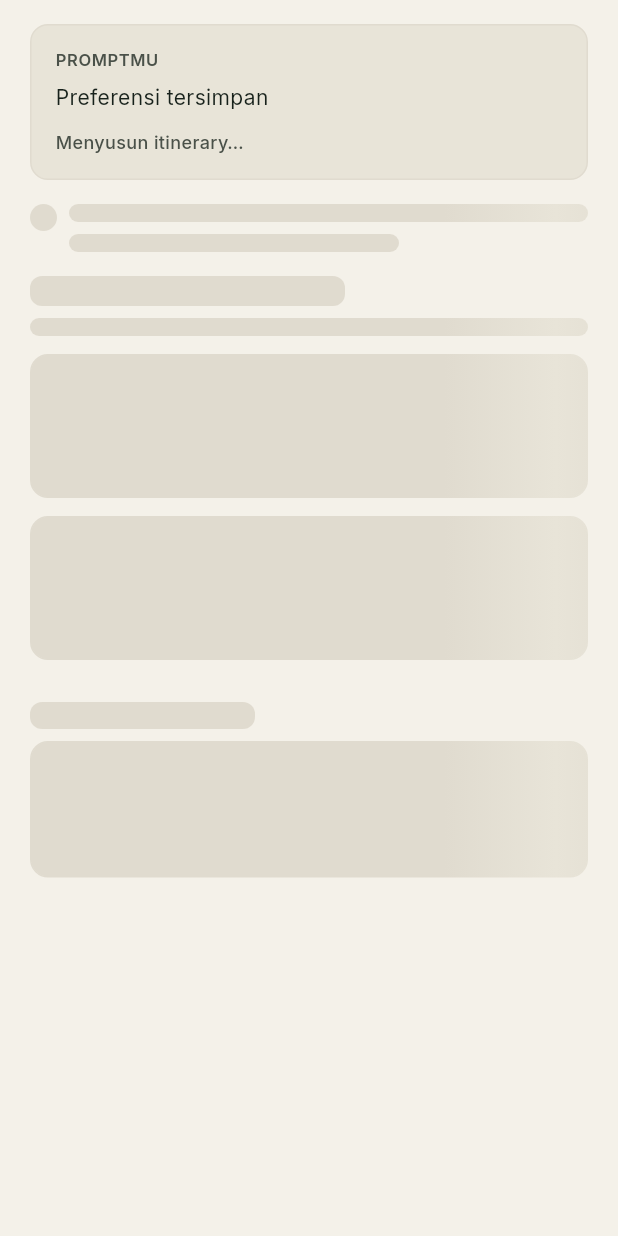
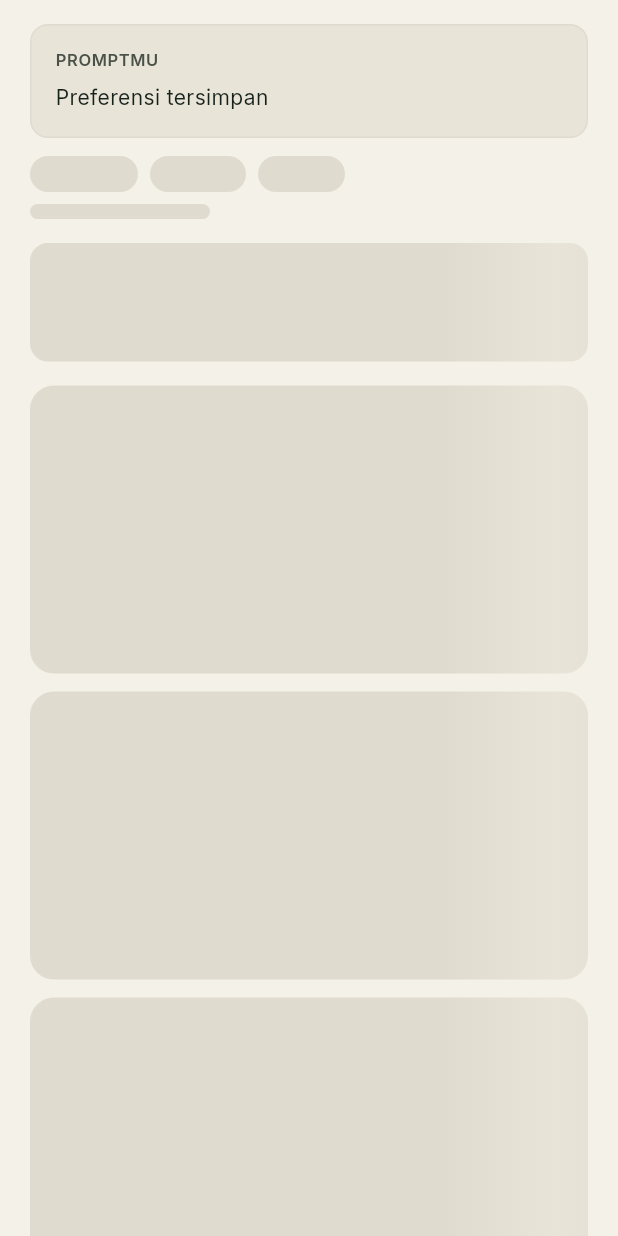
Before and after one commit to fauziahmadzaki/dolenae.id, a Flutter app: the AiResultsSkeleton widget shown alone on an empty page, opened directly, on a phone screen of 412 x 824 dp. Run offline on Flutter 3.47's test engine with Material 3 defaults, Android fonts, the phone set to English and light mode, and no system bars; our stand-ins replace drift, flutter_map, flutter_secure_storage, go_router, google_fonts, google_sign_in and 2 more; accounts and stored records are empty; generated files the repository leaves out were written again; network calls fail.

Commit message:
feat(mobile): align AI results with card-first Figma layout
Move prompt chips and engine label outside the prompt card, add the Ringkasan AI card, hide itinerary/briefing from this screen, and match the recommendation card header/badge treatment.

```diff
--- a/apps/mobile/lib/src/features/ai/domain/entities/ai_recommendation.dart
+++ b/apps/mobile/lib/src/features/ai/domain/entities/ai_recommendation.dart
@@ -127,8 +127,8 @@ class AiResult {
       'offline' => 'Mode offline',
       _ => 'Rule-based',
     };
-    final count = itinerary?.days.length ?? items.length;
-    return '$label · $count ${itinerary != null ? 'hari' : 'destinasi'}';
+    final count = items.isNotEmpty ? items.length : itinerary?.days.length ?? 0;
+    return '$label · $count ${items.isNotEmpty ? 'destinasi' : 'hari'}';
   }
 
   bool get isEmpty => items.isEmpty;
--- a/apps/mobile/lib/src/features/ai/presentation/widgets/ai_results_skeleton.dart
+++ b/apps/mobile/lib/src/features/ai/presentation/widgets/ai_results_skeleton.dart
@@ -6,7 +6,7 @@ import 'package:dolenae_mobile/src/app/theme/app_spacing.dart';
 import 'package:dolenae_mobile/src/app/theme/app_text_styles.dart';
 import 'package:dolenae_mobile/src/features/ai/domain/entities/ai_recommendation.dart';
 
-/// Animated placeholder that mirrors the AI result layout while it loads.
+/// Animated placeholder that mirrors the AI result card layout while loading.
 class AiResultsSkeleton extends StatefulWidget {
   const AiResultsSkeleton({super.key, this.preference = const AiPreference()});
 
@@ -53,7 +53,7 @@ class _AiResultsSkeletonState extends State<AiResultsSkeleton>
         ),
         children: [
           _PromptCard(preference: widget.preference),
-          const SizedBox(height: AppSpacing.s4),
+          const SizedBox(height: AppSpacing.s3),
           _Shimmer(
             animation: _controller,
             enabled: !reduceMotion,
@@ -61,33 +61,22 @@ class _AiResultsSkeletonState extends State<AiResultsSkeleton>
               crossAxisAlignment: CrossAxisAlignment.start,
               children: [
                 Row(
-                  crossAxisAlignment: CrossAxisAlignment.start,
                   children: [
-                    _SkeletonBox(width: 18, height: 18, radius: 9),
+                    _SkeletonBox(width: 72, height: 24, radius: 12),
                     SizedBox(width: AppSpacing.s2),
-                    Expanded(
-                      child: Column(
-                        crossAxisAlignment: CrossAxisAlignment.start,
-                        children: [
-                          _SkeletonBox(height: 12),
-                          SizedBox(height: AppSpacing.s2),
-                          _SkeletonBox(width: 220, height: 12),
-                        ],
-                      ),
-                    ),
+                    _SkeletonBox(width: 64, height: 24, radius: 12),
+                    SizedBox(width: AppSpacing.s2),
+                    _SkeletonBox(width: 58, height: 24, radius: 12),
                   ],
                 ),
+                SizedBox(height: AppSpacing.s2),
+                _SkeletonBox(width: 120, height: 10),
                 SizedBox(height: AppSpacing.s4),
-                _SkeletonBox(width: 210, height: 20),
-                SizedBox(height: AppSpacing.s2),
-                _SkeletonBox(height: 12),
-                SizedBox(height: AppSpacing.s3),
-                _SkeletonDayCard(),
-                _SkeletonDayCard(),
+                _SkeletonSummaryCard(),
                 SizedBox(height: AppSpacing.s4),
-                _SkeletonBox(width: 150, height: 18),
-                SizedBox(height: AppSpacing.s2),
-                _SkeletonBriefingBlock(),
+                _SkeletonRecommendationCard(),
+                _SkeletonRecommendationCard(),
+                _SkeletonRecommendationCard(),
               ],
             ),
           ),
@@ -104,12 +93,6 @@ class _PromptCard extends StatelessWidget {
 
   @override
   Widget build(BuildContext context) {
-    final chips = [
-      ...preference.regions,
-      ...preference.activities,
-      if (preference.durationDays != null) '${preference.durationDays} hari',
-    ];
-
     return Container(
       padding: const EdgeInsets.all(AppSpacing.s4),
       decoration: BoxDecoration(
@@ -128,30 +111,6 @@ class _PromptCard extends StatelessWidget {
                 : preference.rawText,
             style: AppTextStyles.bodySm.copyWith(color: AppColors.ink),
           ),
-          if (chips.isNotEmpty) ...[
-            const SizedBox(height: AppSpacing.s3),
-            Wrap(
-              spacing: AppSpacing.s2,
-              runSpacing: AppSpacing.s2,
-              children: chips
-                  .map(
-                    (chip) => Container(
-                      padding: const EdgeInsets.symmetric(
-                        horizontal: AppSpacing.s2,
-                        vertical: 4,
-                      ),
-                      decoration: BoxDecoration(
-                        color: AppColors.canvas,
-                        borderRadius: BorderRadius.circular(AppRadius.pill),
-                      ),
-                      child: Text(chip, style: AppTextStyles.overline),
-                    ),
-                  )
-                  .toList(),
-            ),
-          ],
-          const SizedBox(height: AppSpacing.s3),
-          Text('Menyusun itinerary…', style: AppTextStyles.caption),
         ],
       ),
     );
@@ -196,47 +155,14 @@ class _Shimmer extends StatelessWidget {
   }
 }
 
-class _SkeletonDayCard extends StatelessWidget {
-  const _SkeletonDayCard();
-
-  @override
-  Widget build(BuildContext context) {
-    return Container(
-      margin: const EdgeInsets.only(bottom: AppSpacing.s3),
-      padding: const EdgeInsets.all(AppSpacing.s4),
-      decoration: BoxDecoration(
-        color: AppColors.surface,
-        borderRadius: BorderRadius.circular(AppRadius.lg),
-        border: Border.all(color: AppColors.hairline),
-      ),
-      child: const Column(
-        crossAxisAlignment: CrossAxisAlignment.start,
-        children: [
-          Row(
-            children: [
-              _SkeletonBox(width: 52, height: 18, radius: 9),
-              SizedBox(width: AppSpacing.s2),
-              Expanded(child: _SkeletonBox(height: 12)),
-            ],
-          ),
-          SizedBox(height: AppSpacing.s3),
-          _SkeletonBox(height: 12),
-          SizedBox(height: AppSpacing.s2),
-          _SkeletonBox(width: 200, height: 12),
-        ],
-      ),
-    );
-  }
-}
-
-class _SkeletonBriefingBlock extends StatelessWidget {
-  const _SkeletonBriefingBlock();
+class _SkeletonSummaryCard extends StatelessWidget {
+  const _SkeletonSummaryCard();
 
   @override
   Widget build(BuildContext context) {
     return Container(
       width: double.infinity,
-      padding: const EdgeInsets.all(AppSpacing.s3),
+      padding: const EdgeInsets.all(AppSpacing.s4),
       decoration: BoxDecoration(
         color: AppColors.canvasSubtle,
         borderRadius: BorderRadius.circular(AppRadius.lg),
@@ -245,36 +171,67 @@ class _SkeletonBriefingBlock extends StatelessWidget {
       child: const Column(
         crossAxisAlignment: CrossAxisAlignment.start,
         children: [
-          _SkeletonBox(width: 140, height: 12),
+          _SkeletonBox(width: 120, height: 12),
           SizedBox(height: AppSpacing.s2),
-          _SkeletonLine(),
-          _SkeletonLine(),
-          _SkeletonLine(widthFactor: 0.7),
+          _SkeletonBox(height: 10),
+          SizedBox(height: 5),
+          _SkeletonBox(width: 240, height: 10),
         ],
       ),
     );
   }
 }
 
-class _SkeletonLine extends StatelessWidget {
-  const _SkeletonLine({this.widthFactor = 1});
-
-  final double widthFactor;
+class _SkeletonRecommendationCard extends StatelessWidget {
+  const _SkeletonRecommendationCard();
 
   @override
   Widget build(BuildContext context) {
-    return Padding(
-      padding: const EdgeInsets.only(bottom: 5),
-      child: Row(
+    return Container(
+      margin: const EdgeInsets.only(bottom: AppSpacing.s3),
+      padding: const EdgeInsets.all(AppSpacing.s4),
+      decoration: BoxDecoration(
+        color: AppColors.canvasSubtle,
+        borderRadius: BorderRadius.circular(AppRadius.xl),
+        border: Border.all(color: AppColors.hairline),
+      ),
+      child: const Column(
+        crossAxisAlignment: CrossAxisAlignment.start,
         children: [
-          const _SkeletonBox(width: 5, height: 5, radius: 3),
-          const SizedBox(width: AppSpacing.s2),
-          Expanded(
-            child: FractionallySizedBox(
-              widthFactor: widthFactor,
-              alignment: Alignment.centerLeft,
-              child: const _SkeletonBox(height: 10),
-            ),
+          Row(
+            crossAxisAlignment: CrossAxisAlignment.start,
+            children: [
+              _SkeletonBox(width: 28, height: 28, radius: AppRadius.sm),
+              SizedBox(width: AppSpacing.s3),
+              Expanded(
+                child: Column(
+                  crossAxisAlignment: CrossAxisAlignment.start,
+                  children: [
+                    _SkeletonBox(width: 150, height: 13),
+                    SizedBox(height: 5),
+                    _SkeletonBox(width: 110, height: 9),
+                  ],
+                ),
+              ),
+              SizedBox(width: AppSpacing.s2),
+              _SkeletonBox(width: 54, height: 20, radius: 10),
+            ],
+          ),
+          SizedBox(height: AppSpacing.s3),
+          _SkeletonBox(width: 200, height: 10),
+          SizedBox(height: AppSpacing.s3),
+          _SkeletonBox(width: 90, height: 9),
+          SizedBox(height: AppSpacing.s2),
+          _SkeletonBox(height: 9),
+          SizedBox(height: 5),
+          _SkeletonBox(width: 220, height: 9),
+          SizedBox(height: AppSpacing.s3),
+          Row(
+            children: [
+              Expanded(child: _SkeletonBox(height: 44, radius: AppRadius.md)),
+              SizedBox(width: AppSpacing.s3),
+              Expanded(child: _SkeletonBox(height: 44, radius: AppRadius.md)),
+            ],
           ),
         ],
       ),
```
Also changed, not shown: apps/mobile/lib/src/features/ai/presentation/screens/ai_results_screen.dart (+37 -53 lines), apps/mobile/lib/src/shared/widgets/dn_recommendation_card.dart (+7 -3 lines), 4 other files.
